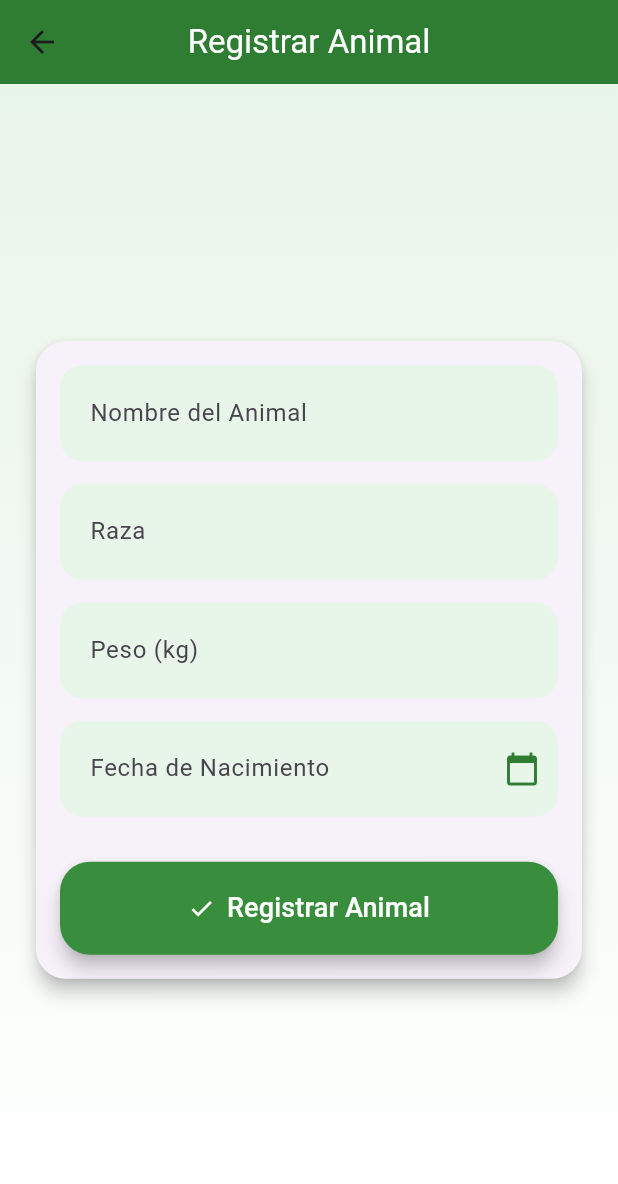
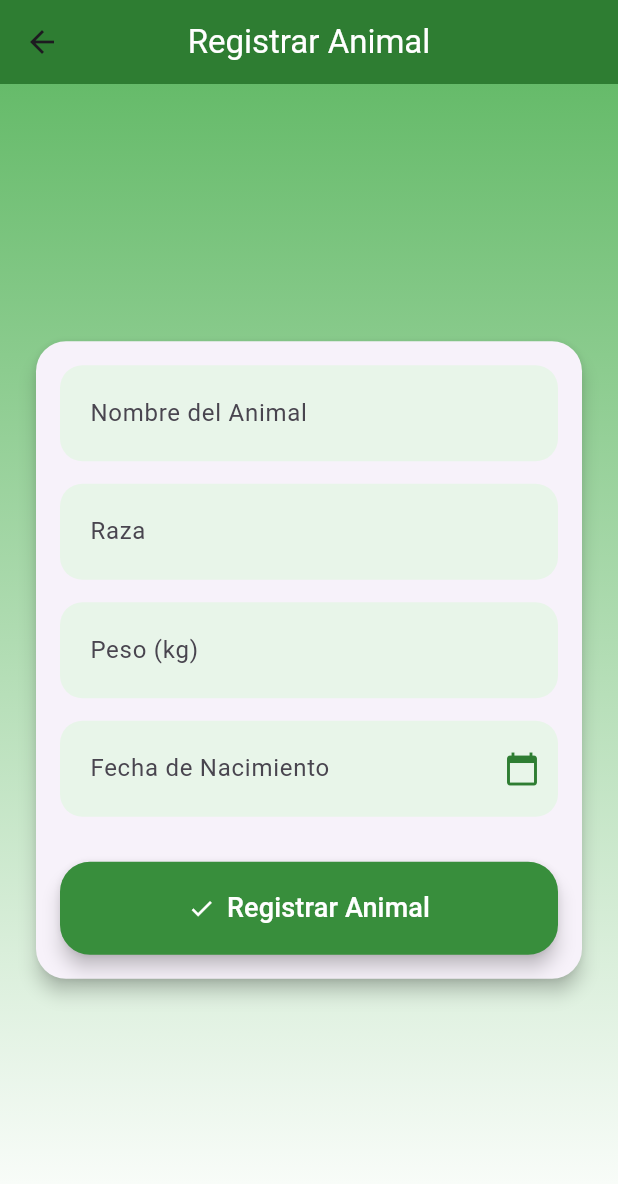
Before and after one commit to Suppra/BoviDataFirebase, a Flutter app: the AnimalRegistrationScreen screen opened by its route, on a phone screen of 412 x 824 dp. Shown: the top 1184 px of the screen. Run offline on Flutter 3.47's test engine with Material 3 defaults, Android fonts, the phone set to English and light mode, and no system bars; our stand-ins replace cloud_firestore, firebase_auth, firebase_core; accounts and stored records are empty.

Commit message:
MEJORAS VISUALES 3.1

```diff
--- a/lib/vista/animal_management/animal_management_screen.dart
+++ b/lib/vista/animal_management/animal_management_screen.dart
@@ -55,7 +55,7 @@ class _AnimalRegistrationScreenState extends State<AnimalRegistrationScreen> {
       body: Container(
         decoration: BoxDecoration(
           gradient: LinearGradient(
-            colors: [Colors.green[50]!, Colors.white],
+            colors: [Colors.green[400]!, Colors.white],
             begin: Alignment.topCenter,
             end: Alignment.bottomCenter,
           ),
```
